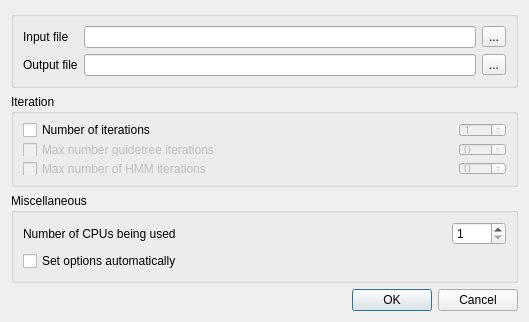
Old version of the form src/plugins/external_tool_support/src/ui/ClustalOSupportRunDialog.ui in the repository violethaze74/ugene.
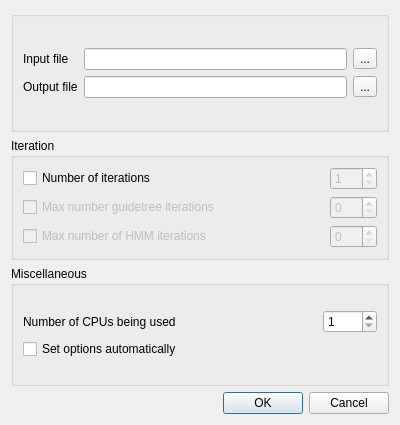
New version of the form.

Commit message: "Align with Clustal Omega" layout fix

What changed in the file:
```diff
--- a/src/plugins/external_tool_support/src/ui/ClustalOSupportRunDialog.ui
+++ b/src/plugins/external_tool_support/src/ui/ClustalOSupportRunDialog.ui
@@ -6,8 +6,8 @@
    <rect>
     <x>0</x>
     <y>0</y>
-    <width>529</width>
-    <height>322</height>
+    <width>400</width>
+    <height>425</height>
    </rect>
   </property>
   <property name="sizePolicy">
@@ -16,12 +16,6 @@
     <verstretch>0</verstretch>
    </sizepolicy>
   </property>
-  <property name="minimumSize">
-   <size>
-    <width>529</width>
-    <height>322</height>
-   </size>
-  </property>
   <property name="maximumSize">
    <size>
     <width>16777215</width>
```
